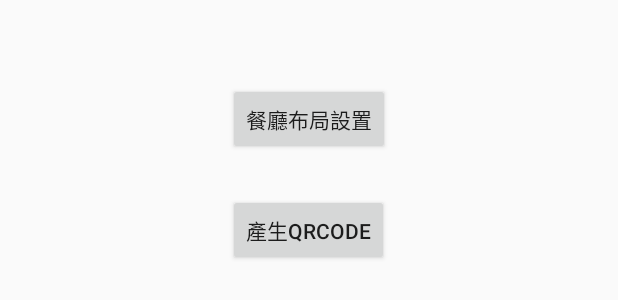
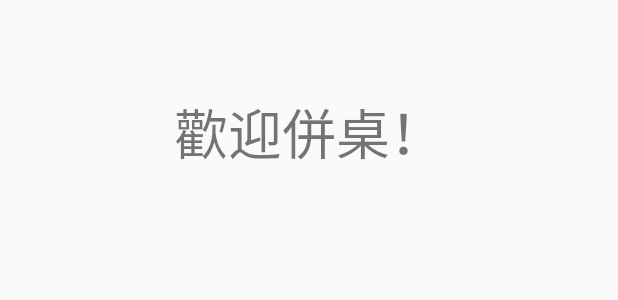
Before and after one commit to YunChiou/home, an Android app: the layout activity_home_page.xml on its own in the app's theme, with its tools: preview values and no code run, on a phone screen of 412 x 824 dp. Shown: the top 300 px of the screen. Run offline under Robolectric (Android 15) with nearby library versions, the phone set to English and light mode, and no system bars.

Commit message:
多了側拉式選單

```diff
--- a/app/src/main/res/layout/activity_home_page.xml
+++ b/app/src/main/res/layout/activity_home_page.xml
@@ -10,21 +10,14 @@
     android:paddingTop="@dimen/activity_vertical_margin"
     tools:context="com.example.asus.home.HomePage">
 
-    <Button
-        android:text="餐廳布局設置"
+
+    <TextView
+        android:text="歡迎併桌！"
         android:layout_width="wrap_content"
         android:layout_height="wrap_content"
-        android:layout_marginTop="39dp"
-        android:id="@+id/button_layoutsettings"
+        android:layout_marginTop="45dp"
+        android:id="@+id/textView"
+        android:textSize="36sp"
         android:layout_alignParentTop="true"
         android:layout_centerHorizontal="true" />
-
-    <Button
-        android:text="產生qrcode"
-        android:layout_width="wrap_content"
-        android:layout_height="wrap_content"
-        android:layout_below="@+id/button_layoutsettings"
-        android:layout_centerHorizontal="true"
-        android:layout_marginTop="26dp"
-        android:id="@+id/button_qrcodegenerator" />
 </RelativeLayout>
--- a/app/src/main/res/layout/app_bar_main.xml
+++ b/app/src/main/res/layout/app_bar_main.xml
@@ -21,6 +21,5 @@
 
     </android.support.design.widget.AppBarLayout>
 
-    <include layout="@layout/content_main" />
 
 </android.support.design.widget.CoordinatorLayout>
--- a/app/src/main/res/menu/activity_main_drawer.xml
+++ b/app/src/main/res/menu/activity_main_drawer.xml
@@ -18,6 +18,10 @@
             android:id="@+id/fourth"
             android:icon="@drawable/ic_menu_manage"
             android:title="忻妤" />
+        <item
+            android:id="@+id/logout"
+            android:icon="@drawable/ic_menu_manage"
+            android:title="登出" />
     </group>
 
 </menu>
--- a/app/src/main/res/values/colors.xml
+++ b/app/src/main/res/values/colors.xml
@@ -1,7 +1,7 @@
 <?xml version="1.0" encoding="utf-8"?>
 <resources>
-    <color name="colorPrimary">#1aa7ff</color>
-    <color name="colorPrimaryDark">#1aa7ff</color>
-    <color name="colorAccent">#1aa7ff</color>
-    <color name="yello">#FFFACD</color>
+    <color name="colorPrimary">#FF33A5</color>
+    <color name="colorPrimaryDark">#FF33A5</color>
+    <color name="colorAccent">#FF33A5</color>
+    <color name="yello">#FF33A5</color>
 </resources>
--- a/app/src/main/res/values/strings.xml
+++ b/app/src/main/res/values/strings.xml
@@ -1,5 +1,5 @@
 <resources>
-    <string name="app_name">home</string>
+    <string name="app_name">併桌app</string>
 
     <string name="navigation_drawer_open">Open navigation drawer</string>
     <string name="navigation_drawer_close">Close navigation drawer</string>
```
Also changed, not shown: app/src/main/AndroidManifest.xml (+16 -12 lines), app/src/main/java/com/example/asus/home/HomePage.java (+9 -11 lines).
